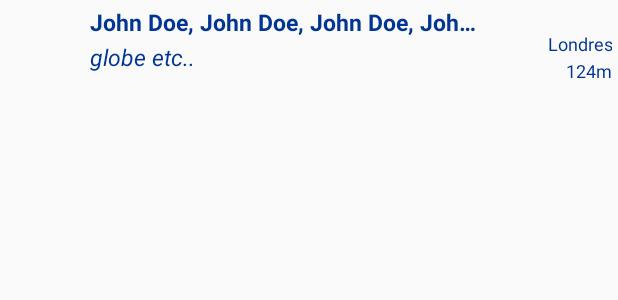
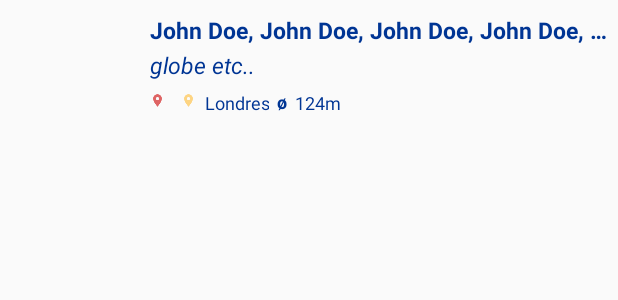
Before and after one commit to hberenger/globes, an Android app: the layout view_architects_cell_root.xml on its own in the app's theme, with its tools: preview values and no code run, on a phone screen of 412 x 824 dp. Shown: the top 300 px of the screen. Run offline under Robolectric (Android 15) with nearby library versions, the phone set to English and light mode, and no system bars.

Commit message:
Redesign architect cells

```diff
--- a/app/src/main/java/com/bureau/nocomment/globes/common/PictoCache.java
+++ b/app/src/main/java/com/bureau/nocomment/globes/common/PictoCache.java
@@ -56,7 +56,7 @@ public class PictoCache {
 
         // Mind the ALPHA_8 type, to save memory
         // We also scale down the bitmaps, which are pretty large
-        int scalingFactor = 4;
+        int scalingFactor = 3;
         Bitmap bitmap = Bitmap.createBitmap(drawable.getIntrinsicWidth() / scalingFactor,
                 drawable.getIntrinsicHeight() / scalingFactor, Bitmap.Config.ALPHA_8);
         Canvas canvas = new Canvas(bitmap);
--- a/app/src/main/res/layout/view_architects_cell_contents.xml
+++ b/app/src/main/res/layout/view_architects_cell_contents.xml
@@ -20,7 +20,7 @@
     <ImageView
         android:id="@+id/picto"
         android:layout_height="0dp"
-        android:layout_width="60dp"
+        android:layout_width="100dp"
         android:paddingStart="4dp"
         android:paddingEnd="5dp"
         app:layout_constraintStart_toStartOf="parent"
@@ -37,7 +37,7 @@
         android:gravity="start"
         app:layout_constraintStart_toEndOf="@id/picto"
         app:layout_constraintTop_toTopOf="parent"
-        app:layout_constraintEnd_toStartOf="@id/guide"
+        app:layout_constraintEnd_toEndOf="parent"
         android:maxLines="1"
         android:ellipsize="end"
         android:textSize="15sp"
@@ -58,39 +58,61 @@
         android:textColor="@color/colorPrimaryDark"
         android:textSize="15sp"
         android:textStyle="italic"
-        app:layout_constraintEnd_toStartOf="@id/guide"
+        app:layout_constraintEnd_toEndOf="parent"
         app:layout_constraintStart_toEndOf="@id/picto"
         app:layout_constraintTop_toBottomOf="@+id/architect_name"
         tools:layout_editor_absoluteX="60dp"/>
+
+
+    <ImageView
+        android:id="@+id/pdate"
+        android:layout_height="10dp"
+        android:layout_width="10dp"
+        android:layout_marginTop="8dp"
+        app:layout_constraintStart_toEndOf="@id/picto"
+        app:layout_constraintTop_toBottomOf="@id/project_name"
+        android:src="@drawable/ic_location"
+        android:background="@color/cellBackground"
+        android:tint="@android:color/holo_red_dark"/>
 
     <TextView
         android:id="@+id/date"
         android:layout_width="0dp"
         android:layout_height="wrap_content"
-        android:layout_marginTop="2dp"
-        android:layout_marginEnd="4dp"
+        android:layout_marginTop="6dp"
+        android:layout_marginStart="5dp"
         android:gravity="end"
         android:textAlignment="textEnd"
-        app:layout_constraintEnd_toEndOf="parent"
-        app:layout_constraintTop_toTopOf="parent"
-        app:layout_constraintStart_toEndOf="@id/guide"
+        app:layout_constraintStart_toEndOf="@id/pdate"
+        app:layout_constraintTop_toBottomOf="@id/project_name"
         android:textSize="12sp"
         android:textColor="@color/colorPrimaryDark"
         tools:text="1881-1882"
         android:background="@color/cellBackground"
         tools:layout_editor_absoluteX="288dp"/>
 
+    <ImageView
+        android:id="@+id/pplace"
+        android:layout_height="10dp"
+        android:layout_width="10dp"
+        android:layout_marginTop="8dp"
+        android:layout_marginStart="5dp"
+        app:layout_constraintStart_toEndOf="@id/date"
+        app:layout_constraintTop_toBottomOf="@id/project_name"
+        android:src="@drawable/ic_location"
+        android:background="@color/cellBackground"
+        android:tint="@android:color/holo_orange_light"/>
+
     <TextView
         android:id="@+id/place"
         android:layout_width="0dp"
         android:layout_height="wrap_content"
-        android:layout_marginTop="2dp"
-        android:layout_marginEnd="4dp"
+        android:layout_marginTop="6dp"
+        android:layout_marginStart="5dp"
         android:gravity="end"
         android:textAlignment="textEnd"
-        app:layout_constraintEnd_toEndOf="parent"
-        app:layout_constraintTop_toBottomOf="@+id/date"
-        app:layout_constraintStart_toEndOf="@id/guide"
+        app:layout_constraintTop_toBottomOf="@id/project_name"
+        app:layout_constraintStart_toEndOf="@id/pplace"
         android:breakStrategy="high_quality"
         android:textSize="12sp"
         android:textColor="@color/colorPrimaryDark"
@@ -99,16 +121,30 @@
         tools:layout_editor_absoluteX="288dp"/>
 
     <TextView
+        android:id="@+id/pdiam"
+        android:layout_height="wrap_content"
+        android:layout_width="wrap_content"
+        android:gravity="center"
+        android:layout_marginTop="5dp"
+        android:layout_marginStart="5dp"
+        app:layout_constraintStart_toEndOf="@id/place"
+        app:layout_constraintTop_toBottomOf="@id/project_name"
+        android:textSize="12sp"
+        android:text="ø"
+        android:textStyle="bold"
+        android:textColor="@color/colorPrimaryDark"
+        android:background="@color/cellBackground"/>
+
+    <TextView
         android:id="@+id/size"
         android:layout_width="0dp"
         android:layout_height="wrap_content"
-        android:layout_marginTop="1dp"
-        android:layout_marginEnd="4dp"
+        android:layout_marginTop="6dp"
         android:gravity="end"
         android:textAlignment="textEnd"
-        app:layout_constraintEnd_toEndOf="parent"
-        app:layout_constraintTop_toBottomOf="@+id/place"
-        app:layout_constraintStart_toEndOf="@id/guide"
+        android:layout_marginStart="5dp"
+        app:layout_constraintTop_toBottomOf="@id/project_name"
+        app:layout_constraintStart_toEndOf="@id/pdiam"
         android:textSize="12sp"
         android:textColor="@color/colorPrimaryDark"
         android:background="@color/cellBackground"
--- a/app/src/main/res/layout/view_architects_cell_root.xml
+++ b/app/src/main/res/layout/view_architects_cell_root.xml
@@ -3,6 +3,6 @@
     xmlns:android="http://schemas.android.com/apk/res/android"
     android:layout_width="match_parent"
     android:layout_height="wrap_content"
-    android:paddingTop="0dp"
-    android:paddingBottom="0dp"
+    android:paddingTop="5dp"
+    android:paddingBottom="5dp"
     />
```
Also changed, not shown: app/src/main/res/drawable-hdpi/ic_location.png (added), app/src/main/res/drawable-mdpi/ic_location.png (added), app/src/main/res/drawable-xhdpi/ic_location.png (added), app/src/main/res/drawable-xxhdpi/ic_location.png (added).
